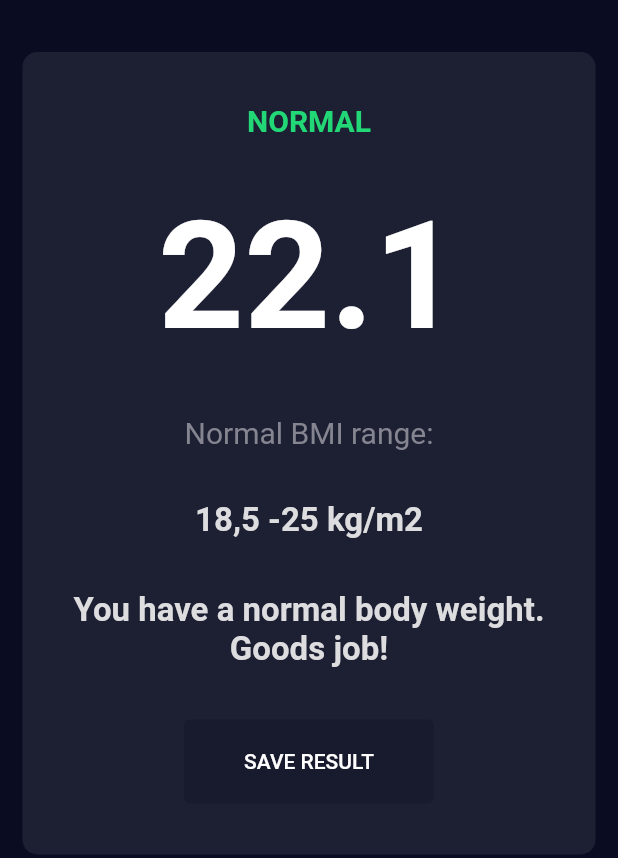
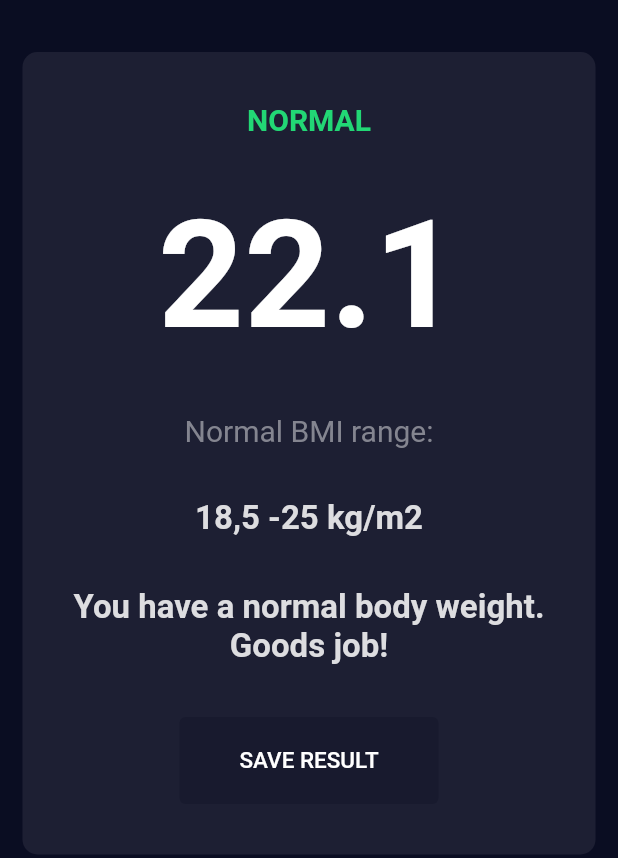
Before and after one commit to Abhishek-J-B-R-I/bmilogic, a Flutter app: the result screen opened directly, on a phone screen of 412 x 824 dp. Shown: the part 224-1082 px from the top of the screen. Run offline on Flutter 3.47's test engine with Material 2 defaults, Android fonts, the phone set to English and light mode, and no system bars; our stand-ins replace font_awesome_flutter.

Commit message:
result page front end completed

```diff
--- a/lib/result.dart
+++ b/lib/result.dart
@@ -30,7 +30,7 @@ class _resultState extends State<result> {
               Text("Normal BMI range:", style: TextStyle(color: Color(0xFF848590), fontSize: 20),),
               Text("18,5 -25 kg/m2",style: result_bottom_text_styel,),
               Text("You have a normal body weight. Goods job!",textAlign: TextAlign.center,style: result_bottom_text_styel,),
-              TextButton(onPressed: (){}, child: Text("SAVE RESULT", style: TextStyle(color: Color(0xFFFFFFFF) ),), style: ButtonStyle(backgroundColor: MaterialStateProperty.all(Color(0xFF181A2E)), padding: MaterialStateProperty.all(EdgeInsets.only(left: 40,right: 40,top: 20,bottom: 20)),),),
+              TextButton(onPressed: (){}, child: Text("SAVE RESULT", style: TextStyle(color: Color(0xFFFFFFFF) , fontSize: 15),), style: ButtonStyle(backgroundColor: MaterialStateProperty.all(Color(0xFF181A2E)), padding: MaterialStateProperty.all(EdgeInsets.only(left: 40,right: 40,top: 20,bottom: 20)),),),
 
             ],
           ),(){}),),button_bottom(text: "RE-CALCULATE YOUR BMI", onpre: (){
```
